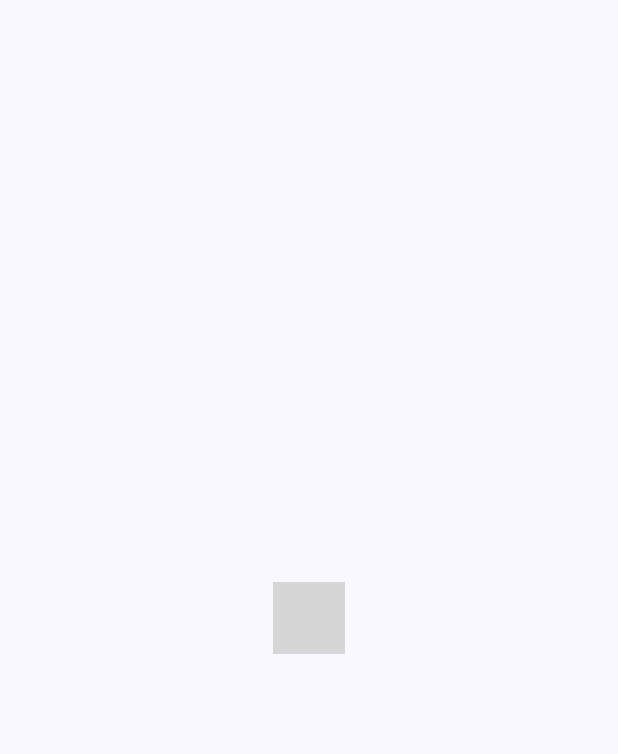
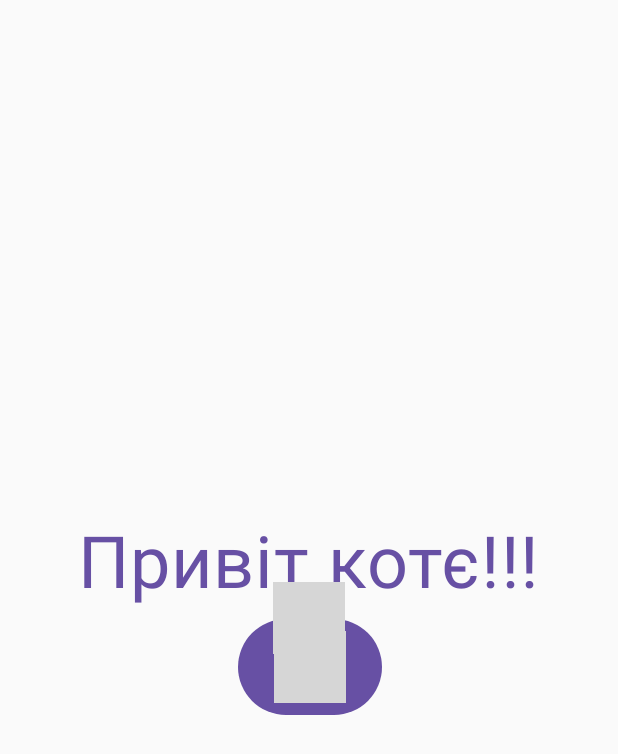
Before and after one commit to bogdan801/RomanConverter, an Android app built with Jetpack Compose: the screen it shows after launch (MainActivity), on a phone screen of 412 x 824 dp. Shown: the top 754 px of the screen. Run offline under Robolectric (Android 15) with nearby library versions, the phone set to English and light mode, and no system bars; libraries missing offline, so code that uses them is left out: com.bogdan801.util_library; 7 statements that could not run were skipped; grey boxes are pictures that could not be loaded.

Commit message:
Added theme colors, backgrounds, theme switch logic

```diff
--- a/app/build.gradle
+++ b/app/build.gradle
@@ -7,11 +7,11 @@ plugins {
 }
 
 android {
-    namespace 'com.bogdan801.romanconvertor'
+    namespace 'com.bogdan801.romanconverter'
     compileSdk 34
 
     defaultConfig {
-        applicationId "com.bogdan801.romanconvertor"
+        applicationId "com.bogdan801.romanconverter"
         minSdk 27
         targetSdk 34
         versionCode 1
--- /dev/null
+++ b/app/src/main/java/com/bogdan801/romanconverter/MainActivity.kt
@@ -0,0 +1,83 @@
+package com.bogdan801.romanconverter
+
+import android.graphics.Color
+import android.os.Bundle
+import androidx.activity.ComponentActivity
+import androidx.activity.SystemBarStyle
+import androidx.activity.compose.setContent
+import androidx.activity.enableEdgeToEdge
+import androidx.compose.foundation.Image
+import androidx.compose.foundation.isSystemInDarkTheme
+import androidx.compose.foundation.layout.Box
+import androidx.compose.foundation.layout.Column
+import androidx.compose.foundation.layout.Spacer
+import androidx.compose.foundation.layout.fillMaxSize
+import androidx.compose.foundation.layout.height
+import androidx.compose.foundation.layout.navigationBarsPadding
+import androidx.compose.foundation.layout.statusBarsPadding
+import androidx.compose.material3.Button
+import androidx.compose.material3.MaterialTheme
+import androidx.compose.material3.Surface
+import androidx.compose.material3.Text
+import androidx.compose.runtime.collectAsState
+import androidx.compose.runtime.getValue
+import androidx.compose.runtime.mutableIntStateOf
+import androidx.compose.runtime.mutableStateOf
+import androidx.compose.runtime.remember
+import androidx.compose.runtime.setValue
+import androidx.compose.ui.Alignment
+import androidx.compose.ui.Modifier
+import androidx.compose.ui.layout.ContentScale
+import androidx.compose.ui.res.painterResource
+import androidx.compose.ui.unit.dp
+import androidx.compose.ui.unit.sp
+import androidx.lifecycle.lifecycleScope
+import com.bogdan801.romanconverter.ui.theme.RomanCalculatorTheme
+import com.bogdan801.util_library.getCurrentDateTime
+import com.bogdan801.util_library.intSettings
+import com.bogdan801.util_library.toFormattedTime
+import kotlinx.coroutines.launch
+
+class MainActivity : ComponentActivity() {
+    override fun onCreate(savedInstanceState: Bundle?) {
+        super.onCreate(savedInstanceState)
+        enableEdgeToEdge(
+            statusBarStyle = SystemBarStyle.light(
+                Color.TRANSPARENT, Color.TRANSPARENT
+            ),
+            navigationBarStyle = SystemBarStyle.light(
+                Color.TRANSPARENT, Color.TRANSPARENT
+            )
+        )
+        setContent {
+            RomanCalculatorTheme {
+                val currentTheme = intSettings["theme"].collectAsState(initial = 2)
+
+                Column(horizontalAlignment = Alignment.CenterHorizontally) {
+                    Text(
+                        text = "Привіт котє!!!",
+                        color = MaterialTheme.colorScheme.primary,
+                        fontSize = 48.sp
+                    )
+                    Spacer(modifier = Modifier.height(8.dp))
+
+                    Button(
+                        onClick = {
+                            lifecycleScope.launch {
+                                intSettings.set("theme", ((currentTheme.value ?: 0) + 1) % 3)
+                            }
+                        }
+                    ) {
+                        Text(
+                            text = when(currentTheme.value){
+                                0 -> "Світла"
+                                1 -> "Темна"
+                                else -> "Авто"
+                            }
+                        )
+                    }
+                }
+            }
+        }
+    }
+}
--- /dev/null
+++ b/app/src/main/java/com/bogdan801/romanconverter/ui/theme/Color.kt
@@ -0,0 +1,30 @@
+package com.bogdan801.romanconverter.ui.theme
+
+import androidx.compose.ui.graphics.Color
+
+val gold100 = Color(0xFFFFE494)
+val gold200 = Color(0xFFFFD966)
+val gold800 = Color(0xFFD4AF37)
+val gold900 = Color(0xFFB09134)
+
+val gray0 = Color.Black
+val gray110 = Color(0xFF1B1B1B)
+val gray220 = Color(0xFF383838)
+val gray670 = Color(0xFFAAAAAA)
+val gray850 = Color(0xFFD9D9D9)
+val gray920 = Color(0xFFEAEAEA)
+val gray950 = Color(0xFFF1F1F1)
+val gray980 = Color(0xFFF9F9F9)
+val gray1000 = Color.White
+
+val gray100 = Color(0xFF1A1A1A)
+val gray130 = Color(0xFF212121)
+val gray150 = Color(0xFF262626)
+val gray180 = Color(0xFF2D2D2D)
+val gray230 = Color(0xFF3B3B3B)
+val gray250 = Color(0xFF404040)
+val gray490 = Color(0xFF7D7D7D)
+
+val red = Color(0xFFF40000)
+val green100 = Color(0xFF3BB800)
+val green200 = Color(0xFF9EFF71)
--- /dev/null
+++ b/app/src/main/java/com/bogdan801/romanconverter/ui/theme/Theme.kt
@@ -0,0 +1,143 @@
+package com.bogdan801.romanconverter.ui.theme
+
+import android.app.Activity
+import androidx.compose.foundation.Image
+import androidx.compose.foundation.isSystemInDarkTheme
+import androidx.compose.foundation.layout.Box
+import androidx.compose.foundation.layout.Column
+import androidx.compose.foundation.layout.Spacer
+import androidx.compose.foundation.layout.fillMaxSize
+import androidx.compose.foundation.layout.height
+import androidx.compose.foundation.layout.navigationBarsPadding
+import androidx.compose.foundation.layout.statusBarsPadding
+import androidx.compose.material3.Button
+import androidx.compose.material3.MaterialTheme
+import androidx.compose.material3.Text
+import androidx.compose.material3.darkColorScheme
+import androidx.compose.material3.lightColorScheme
+import androidx.compose.runtime.Composable
+import androidx.compose.runtime.SideEffect
+import androidx.compose.runtime.collectAsState
+import androidx.compose.runtime.mutableIntStateOf
+import androidx.compose.runtime.remember
+import androidx.compose.ui.Alignment
+import androidx.compose.ui.Modifier
+import androidx.compose.ui.graphics.Color
+import androidx.compose.ui.graphics.toArgb
+import androidx.compose.ui.layout.ContentScale
+import androidx.compose.ui.platform.LocalContext
+import androidx.compose.ui.platform.LocalView
+import androidx.compose.ui.res.painterResource
+import androidx.compose.ui.unit.dp
+import androidx.compose.ui.unit.sp
+import androidx.core.view.WindowCompat
+import com.bogdan801.romanconverter.R
+import com.bogdan801.util_library.intSettings
+
+private val LightColorScheme = lightColorScheme(
+    primary = gold900,
+    secondary = gold200,
+    tertiary = Color.Black.copy(0.05f),
+    onPrimary = gray0,
+    onSecondary = gray110,
+    onTertiary = gray220,
+    primaryContainer = gray670,
+    secondaryContainer = gray850,
+    tertiaryContainer = gray920,
+    onPrimaryContainer = gray950,
+    onSecondaryContainer = gray980,
+    onTertiaryContainer = gray1000,
+    surface = gray110,
+    surfaceVariant = gray220,
+    onSurface = gold100,
+    error = red,
+    background = Color.White,
+    outline = gold800,
+    outlineVariant = Color.Black,
+    scrim = Color.Black.copy(0.35f)
+)
+
+private val DarkColorScheme = darkColorScheme(
+    primary = gold900,
+    secondary = gold200,
+    tertiary = Color.Black.copy(0.40f),
+    onPrimary = gray1000,
+    onSecondary = gray180,
+    onTertiary = gray850,
+    primaryContainer = gray670,
+    secondaryContainer = gray100,
+    tertiaryContainer = gray110,
+    onPrimaryContainer = gray130,
+    onSecondaryContainer = gray230,
+    onTertiaryContainer = gray250,
+    surface = gray150,
+    surfaceVariant = gray180,
+    onSurface = gold100,
+    error = red,
+    background = gray0,
+    outline = gold800,
+    outlineVariant = gray490,
+    scrim = Color.Black.copy(0.35f)
+)
+
+@Composable
+fun RomanCalculatorTheme(
+    darkTheme: Boolean = isSystemInDarkTheme(),
+    content: @Composable () -> Unit
+) {
+    val context = LocalContext.current
+    val currentTheme = context.intSettings["theme"].collectAsState(initial = 2)
+    val colorScheme = when(currentTheme.value){
+        0 -> LightColorScheme
+        1 -> DarkColorScheme
+        else -> if(darkTheme) DarkColorScheme else LightColorScheme
+    }
+
+
+    val view = LocalView.current
+    if (!view.isInEditMode) {
+        SideEffect {
+            val window = (view.context as Activity).window
+            window.statusBarColor = Color.Transparent.toArgb()
+            window.navigationBarColor = Color.Transparent.toArgb()
+            WindowCompat.getInsetsController(window, view).isAppearanceLightStatusBars = colorScheme == LightColorScheme
+        }
+    }
+
+    MaterialTheme(
+        colorScheme = colorScheme,
+        typography = Typography,
+        content = {
+            Box(
+                modifier = Modifier
+                    .fillMaxSize(),
+                contentAlignment = Alignment.Center
+            ){
+                Image(
+                    painter = painterResource(
+                        id = when(currentTheme.value){
+                            0 -> R.drawable.white_texture
+                            1 -> R.drawable.black_texture
+                            else -> {
+                                if (!darkTheme) R.drawable.white_texture
+                                else R.drawable.black_texture
+                            }
+                        }
+                    ),
+                    contentDescription = "background",
+                    contentScale = ContentScale.Crop
+                )
+                Box(
+                    modifier = Modifier
+                        .fillMaxSize()
+                        .statusBarsPadding()
+                        .navigationBarsPadding(),
+                    contentAlignment = Alignment.Center
+                ){
+                    content()
+                }
+            }
+
+        }
+    )
+}
--- a/app/src/main/java/com/bogdan801/romanconvertor/ui/theme/Type.kt
+++ b/app/src/main/java/com/bogdan801/romanconverter/ui/theme/Type.kt
@@ -1,4 +1,4 @@
-package com.bogdan801.romanconvertor.ui.theme
+package com.bogdan801.romanconverter.ui.theme
 
 import androidx.compose.material3.Typography
 import androidx.compose.ui.text.TextStyle
--- a/app/src/main/java/com/bogdan801/romanconvertor/MainActivity.kt
+++ /dev/null
@@ -1,35 +0,0 @@
-package com.bogdan801.romanconvertor
-
-import android.os.Bundle
-import androidx.activity.ComponentActivity
-import androidx.activity.compose.setContent
-import androidx.compose.foundation.layout.Box
-import androidx.compose.foundation.layout.fillMaxSize
-import androidx.compose.material3.MaterialTheme
-import androidx.compose.material3.Surface
-import androidx.compose.material3.Text
-import androidx.compose.ui.Alignment
-import androidx.compose.ui.Modifier
-import com.bogdan801.romanconvertor.ui.theme.RomanCalculatorTheme
-import com.bogdan801.util_library.getCurrentDateTime
-import com.bogdan801.util_library.toFormattedTime
-
-class MainActivity : ComponentActivity() {
-    override fun onCreate(savedInstanceState: Bundle?) {
-        super.onCreate(savedInstanceState)
-
-        setContent {
-            RomanCalculatorTheme {
-                // A surface container using the 'background' color from the theme
-                Surface(
-                    modifier = Modifier.fillMaxSize(),
-                    color = MaterialTheme.colorScheme.background
-                ) {
-                    Box(modifier = Modifier.fillMaxSize(), contentAlignment = Alignment.Center){
-                        Text(getCurrentDateTime().toFormattedTime())
-                    }
-                }
-            }
-        }
-    }
-}
--- a/app/src/main/java/com/bogdan801/romanconvertor/ui/theme/Color.kt
+++ /dev/null
@@ -1,11 +0,0 @@
-package com.bogdan801.romanconvertor.ui.theme
-
-import androidx.compose.ui.graphics.Color
-
-val Purple80 = Color(0xFFD0BCFF)
-val PurpleGrey80 = Color(0xFFCCC2DC)
-val Pink80 = Color(0xFFEFB8C8)
-
-val Purple40 = Color(0xFF6650a4)
-val PurpleGrey40 = Color(0xFF625b71)
-val Pink40 = Color(0xFF7D5260)
--- a/app/src/main/java/com/bogdan801/romanconvertor/ui/theme/Theme.kt
+++ /dev/null
@@ -1,70 +0,0 @@
-package com.bogdan801.romanconvertor.ui.theme
-
-import android.app.Activity
-import android.os.Build
-import androidx.compose.foundation.isSystemInDarkTheme
-import androidx.compose.material3.MaterialTheme
-import androidx.compose.material3.darkColorScheme
-import androidx.compose.material3.dynamicDarkColorScheme
-import androidx.compose.material3.dynamicLightColorScheme
-import androidx.compose.material3.lightColorScheme
-import androidx.compose.runtime.Composable
-import androidx.compose.runtime.SideEffect
-import androidx.compose.ui.graphics.toArgb
-import androidx.compose.ui.platform.LocalContext
-import androidx.compose.ui.platform.LocalView
-import androidx.core.view.WindowCompat
-
-private val DarkColorScheme = darkColorScheme(
-    primary = Purple80,
-    secondary = PurpleGrey80,
-    tertiary = Pink80
-)
-
-private val LightColorScheme = lightColorScheme(
-    primary = Purple40,
-    secondary = PurpleGrey40,
-    tertiary = Pink40
-
-    /* Other default colors to override
-    background = Color(0xFFFFFBFE),
-    surface = Color(0xFFFFFBFE),
-    onPrimary = Color.White,
-    onSecondary = Color.White,
-    onTertiary = Color.White,
-    onBackground = Color(0xFF1C1B1F),
-    onSurface = Color(0xFF1C1B1F),
-    */
-)
-
-@Composable
-fun RomanCalculatorTheme(
-    darkTheme: Boolean = isSystemInDarkTheme(),
-    // Dynamic color is available on Android 12+
-    dynamicColor: Boolean = true,
-    content: @Composable () -> Unit
-) {
-    val colorScheme = when {
-        dynamicColor && Build.VERSION.SDK_INT >= Build.VERSION_CODES.S -> {
-            val context = LocalContext.current
-            if (darkTheme) dynamicDarkColorScheme(context) else dynamicLightColorScheme(context)
-        }
-
-        darkTheme -> DarkColorScheme
-        else -> LightColorScheme
-    }
-    val view = LocalView.current
-    if (!view.isInEditMode) {
-        SideEffect {
-            val window = (view.context as Activity).window
-            window.statusBarColor = colorScheme.primary.toArgb()
-            WindowCompat.getInsetsController(window, view).isAppearanceLightStatusBars = darkTheme
-        }
-    }
-
-    MaterialTheme(
-        colorScheme = colorScheme,
-        typography = Typography,
-        content = content
-    )
-}
--- a/app/src/main/res/values/strings.xml
+++ b/app/src/main/res/values/strings.xml
@@ -1,3 +1,3 @@
 <resources>
-    <string name="app_name">RomanConvertor</string>
+    <string name="app_name">RomanConverter</string>
 </resources>
--- a/settings.gradle
+++ b/settings.gradle
@@ -14,5 +14,5 @@ dependencyResolutionManagement {
     }
 }
 
-rootProject.name = "RomanConvertor"
+rootProject.name = "RomanConverter"
 include ':app'
```
Also changed, not shown: 6 other files.
